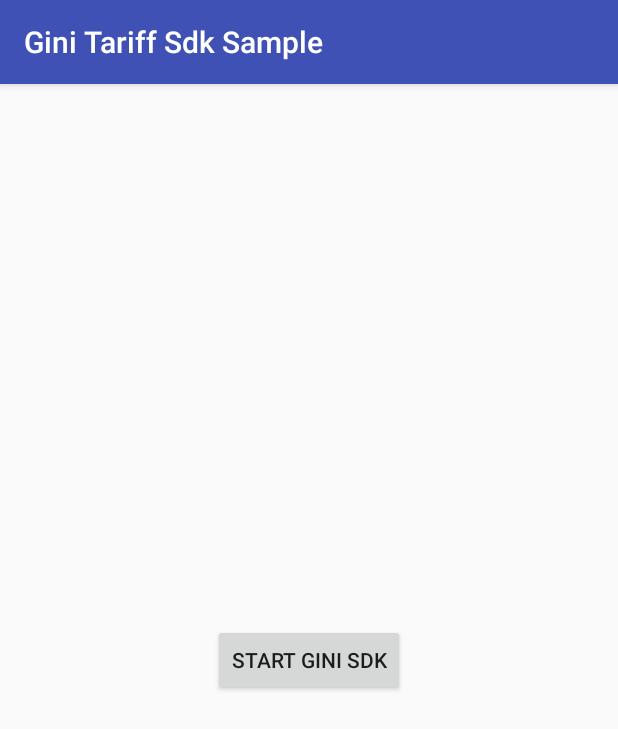
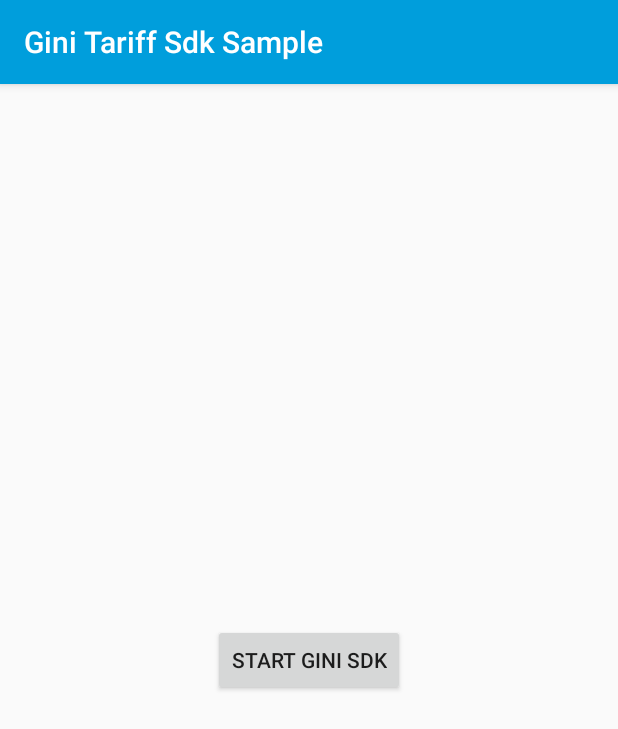
Before and after one commit to gini/gini-switch-sdk-android, an Android app: the screen it shows after launch (MainActivity), on a phone screen of 412 x 824 dp. Shown: the top 729 px of the screen. Run offline under Robolectric (Android 15) with nearby library versions, the phone set to English and light mode, and no system bars.

Commit message:
changed colors for testing

```diff
--- a/sample/src/main/res/values/colors.xml
+++ b/sample/src/main/res/values/colors.xml
@@ -1,6 +1,6 @@
 <?xml version="1.0" encoding="utf-8"?>
 <resources>
-    <color name="colorPrimary">#3F51B5</color>
+    <color name="colorPrimary">#009edc</color>
     <color name="colorPrimaryDark">#303F9F</color>
-    <color name="colorAccent">#FF4081</color>
+    <color name="colorAccent">#1ae2ae</color>
 </resources>
--- a/tariffsdk/src/main/java/net/gini/tariffsdk/TariffSdk.java
+++ b/tariffsdk/src/main/java/net/gini/tariffsdk/TariffSdk.java
@@ -16,6 +16,10 @@ public class TariffSdk {
 
     private final Context mContext;
 
+    private TariffSdk(final Context context) {
+        mContext = context;
+    }
+
     public static TariffSdk getSdkInstance(@NonNull final Context context) {
         if (mInstance == null) {
             synchronized (TariffSdk.class) {
@@ -27,11 +31,6 @@ public class TariffSdk {
         return mInstance;
     }
 
-    private TariffSdk(final Context context) {
-        mContext = context;
-    }
-
-
     @NonNull
     public Intent getTariffSdkIntent() {
 
```
Also changed, not shown: 1 other file.
